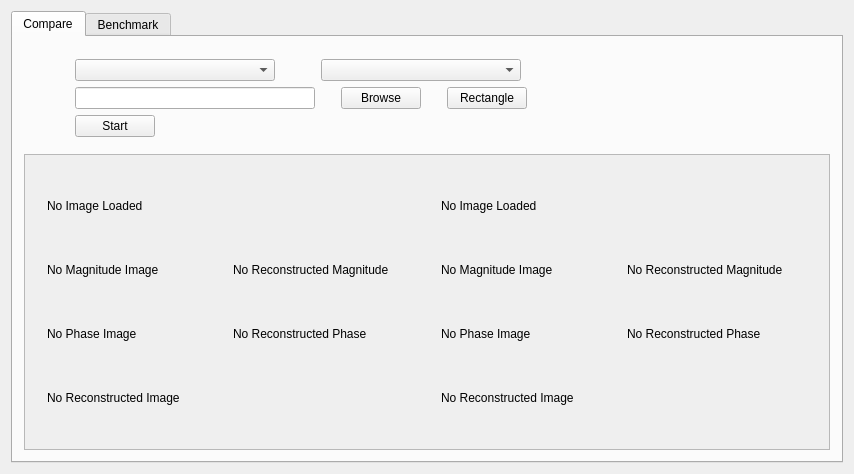
Qt form mainwindow.ui (stampho/qt-fourier-demo) before a commit.
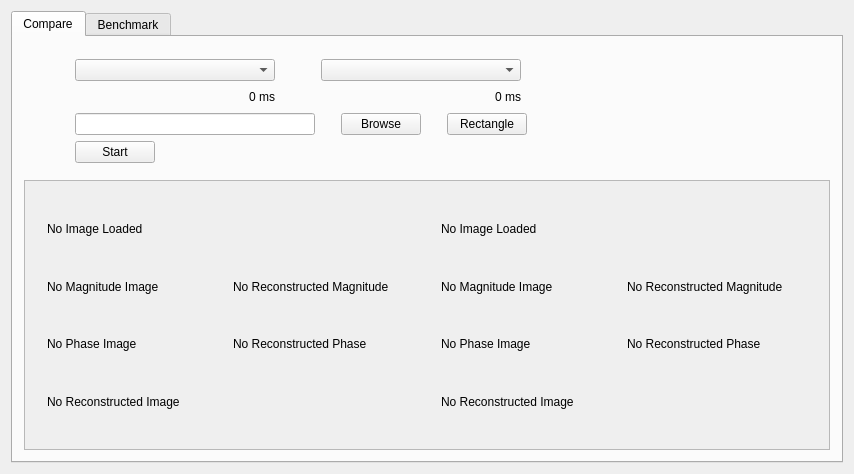
The same form after that commit.

Commit message: Measure elapsed time during first fourier transformation

```diff
--- a/mainwindow.ui
+++ b/mainwindow.ui
@@ -36,7 +36,7 @@
           <property name="minimumSize">
            <size>
             <width>0</width>
-            <height>0</height>
+            <height>120</height>
            </size>
           </property>
           <layout class="QVBoxLayout" name="verticalLayout">
@@ -115,6 +115,99 @@
              </item>
             </layout>
            </item>
+           <item>
+            <layout class="QHBoxLayout" name="horizontalLayout_5">
+             <item>
+              <spacer name="horizontalSpacer_10">
+               <property name="orientation">
+                <enum>Qt::Horizontal</enum>
+               </property>
+               <property name="sizeType">
+                <enum>QSizePolicy::Fixed</enum>
+               </property>
+               <property name="sizeHint" stdset="0">
+                <size>
+                 <width>40</width>
+                 <height>20</height>
+                </size>
+               </property>
+              </spacer>
+             </item>
+             <item>
+              <widget class="QLabel" name="refElapsedLabel">
+               <property name="sizePolicy">
+                <sizepolicy hsizetype="Fixed" vsizetype="Preferred">
+                 <horstretch>0</horstretch>
+                 <verstretch>0</verstretch>
+                </sizepolicy>
+               </property>
+               <property name="minimumSize">
+                <size>
+                 <width>200</width>
+                 <height>0</height>
+                </size>
+               </property>
+               <property name="text">
+                <string>0 ms</string>
+               </property>
+               <property name="alignment">
+                <set>Qt::AlignRight|Qt::AlignTrailing|Qt::AlignVCenter</set>
+               </property>
+              </widget>
+             </item>
+             <item>
+              <spacer name="horizontalSpacer_11">
+               <property name="orientation">
+                <enum>Qt::Horizontal</enum>
+               </property>
+               <property name="sizeType">
+                <enum>QSizePolicy::Fixed</enum>
+               </property>
+               <property name="sizeHint" stdset="0">
+                <size>
+                 <width>40</width>
+                 <height>20</height>
+                </size>
+               </property>
+              </spacer>
+             </item>
+             <item>
+              <widget class="QLabel" name="modElapsedLabel">
+               <property name="sizePolicy">
+                <sizepolicy hsizetype="Fixed" vsizetype="Preferred">
+                 <horstretch>0</horstretch>
+                 <verstretch>0</verstretch>
+                </sizepolicy>
+               </property>
+               <property name="minimumSize">
+                <size>
+                 <width>200</width>
+                 <height>0</height>
+                </size>
+               </property>
+               <property name="text">
+                <string>0 ms</string>
+               </property>
+               <property name="alignment">
+                <set>Qt::AlignRight|Qt::AlignTrailing|Qt::AlignVCenter</set>
+               </property>
+              </widget>
+             </item>
+             <item>
+              <spacer name="horizontalSpacer_12">
+               <property name="orientation">
+                <enum>Qt::Horizontal</enum>
+               </property>
+               <property name="sizeHint" stdset="0">
+                <size>
+                 <width>40</width>
+                 <height>20</height>
+                </size>
+               </property>
+              </spacer>
+             </item>
+            </layout>
+           </item>
            <item>
             <layout class="QHBoxLayout" name="horizontalLayout_3">
              <item>
@@ -263,8 +356,8 @@
             <rect>
              <x>0</x>
              <y>0</y>
-             <width>810</width>
-             <height>302</height>
+             <width>812</width>
+             <height>272</height>
             </rect>
            </property>
            <layout class="QHBoxLayout" name="horizontalLayout">
```
The commit also changes 10 other files.
